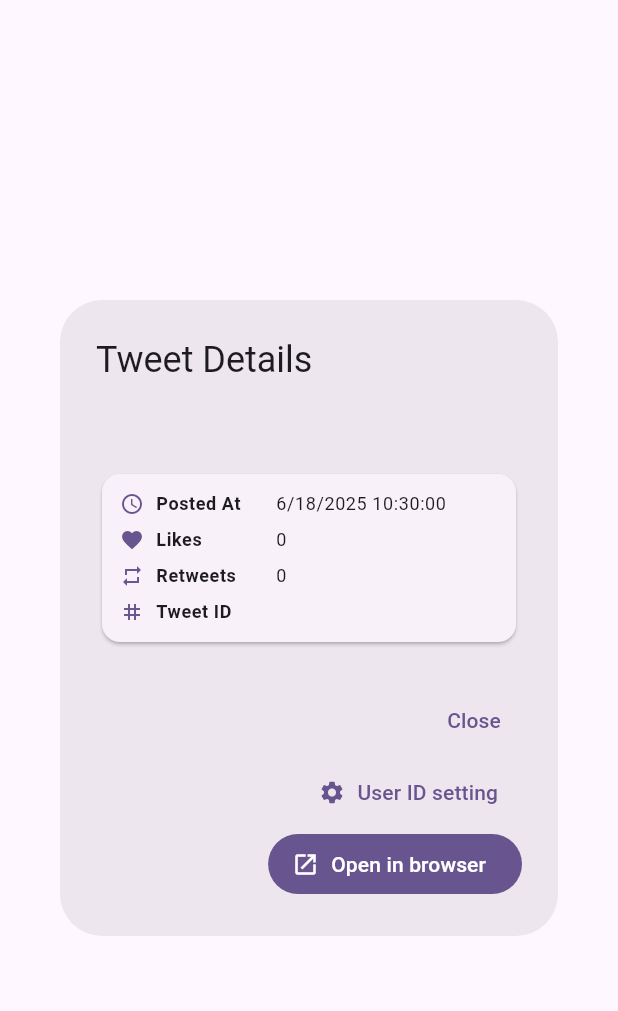
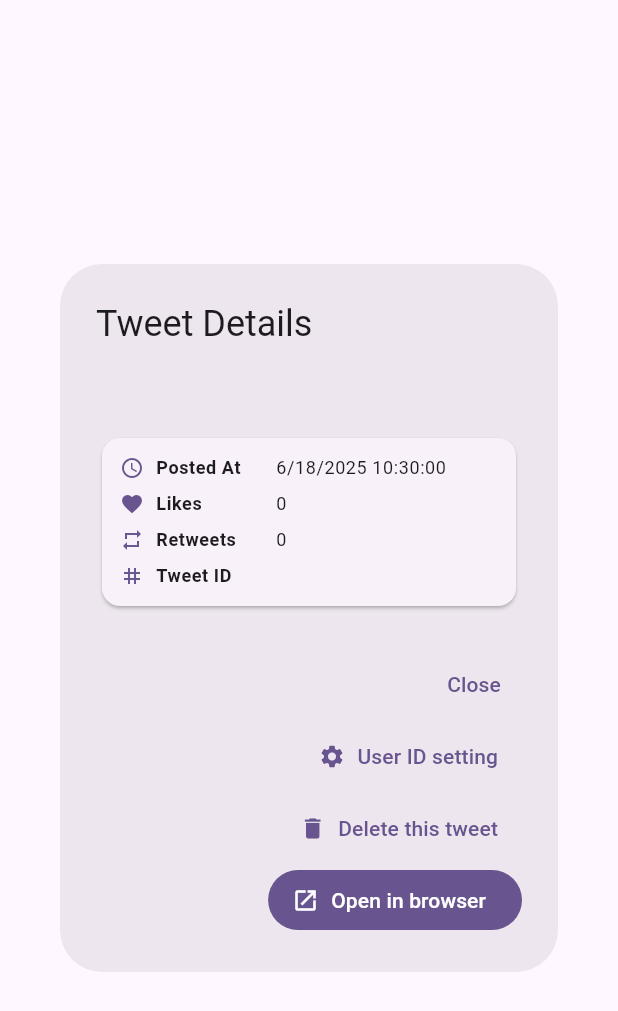
Before and after one commit to nozomi-hiragi/TweetHistory, a Flutter app: the TweetDetailDialog widget shown alone on an empty page, opened directly with empty values, on a phone screen of 412 x 824 dp. Shown: the top 1011 px of the screen. Run offline on Flutter 3.47's test engine with Material 3 defaults, Android fonts, the phone set to English and light mode, and no system bars; our stand-ins replace file_picker, flutter_hooks, freezed_annotation, hooks_riverpod, result_dart, shared_preferences and 1 more; missing offline and left inert: dart:js_interop, idb_shim; accounts and stored records are empty; generated files the repository leaves out were written again.

Commit message:
feat: Implement tweet deletion confirmation dialog and localize messages

```diff
--- a/lib/l10n/app_en.arb
+++ b/lib/l10n/app_en.arb
@@ -807,5 +807,17 @@
   "moveToBinError": "Failed to move to bin.",
   "@moveToBinError": {
     "description": "Error message when moving to bin fails"
+  },
+  "confirmDeleteTweet": "Delete this tweet?",
+  "@confirmDeleteTweet": {
+    "description": "Confirmation message for deleting a tweet"
+  },
+  "deleteThisTweet": "Delete this tweet",
+  "@deleteThisTweet": {
+    "description": "Button text to delete a tweet"
+  },
+  "deleteTweetWarning": "This tweet will be deleted.",
+  "@deleteTweetWarning": {
+    "description": "Warning message when deleting a tweet"
   }
 }
--- a/lib/l10n/app_ja.arb
+++ b/lib/l10n/app_ja.arb
@@ -189,5 +189,8 @@
   "sortOldestFirst": "古い順",
   "moveToBinSuccess": "選択されたツイートをゴミ箱に移動しました。",
   "moveToBinError": "ゴミ箱に移動できませんでした。",
-  "other": "その他"
+  "other": "その他",
+  "confirmDeleteTweet": "ツイートを削除しますか？",
+  "deleteThisTweet": "このツイートを削除",
+  "deleteTweetWarning": "このツイートを削除します。"
 }
```
Also changed, not shown: lib/common/tweet_detail_dialog.dart (+56 -4 lines).
